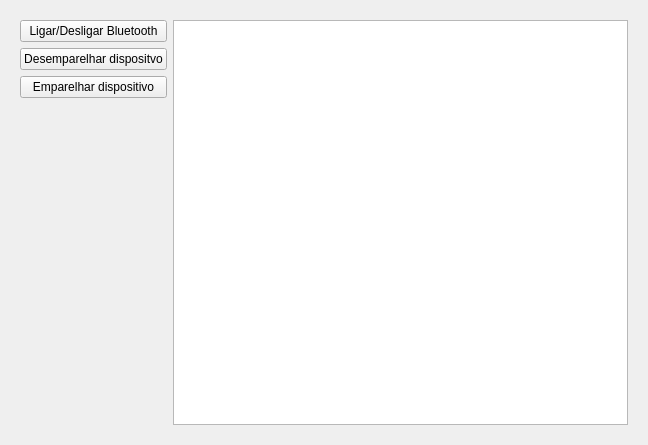
Qt form ui/ui_files/logger_widget.ui (JPCassimiro/JHMR) before a commit.
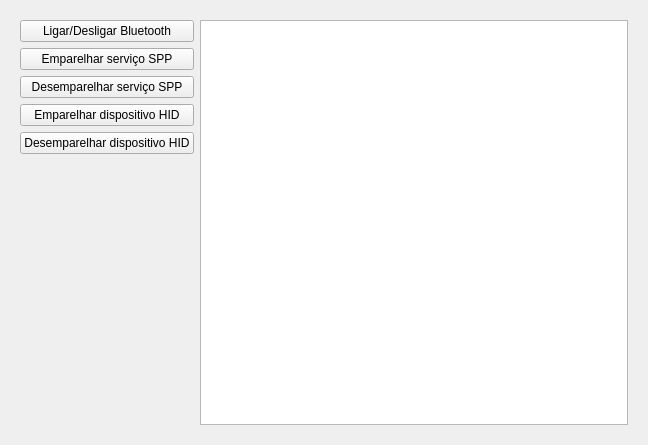
The same form after that commit.

Diff of the .ui file:
```diff
--- a/ui/ui_files/logger_widget.ui
+++ b/ui/ui_files/logger_widget.ui
@@ -41,17 +41,31 @@
           </property>
          </widget>
         </item>
-        <item>
-         <widget class="QPushButton" name="unpairButton">
-          <property name="text">
-           <string>Desemparelhar dispositvo</string>
-          </property>
-         </widget>
-        </item>
         <item>
          <widget class="QPushButton" name="pairButton">
           <property name="text">
-           <string>Emparelhar dispositivo</string>
+           <string>Emparelhar serviço SPP</string>
+          </property>
+         </widget>
+        </item>
+        <item>
+         <widget class="QPushButton" name="unpairButton">
+          <property name="text">
+           <string>Desemparelhar serviço SPP</string>
+          </property>
+         </widget>
+        </item>
+        <item>
+         <widget class="QPushButton" name="pairHidButton">
+          <property name="text">
+           <string>Emparelhar dispositivo HID</string>
+          </property>
+         </widget>
+        </item>
+        <item>
+         <widget class="QPushButton" name="unpairHidButton">
+          <property name="text">
+           <string>Desemparelhar dispositivo HID</string>
           </property>
          </widget>
         </item>
```
